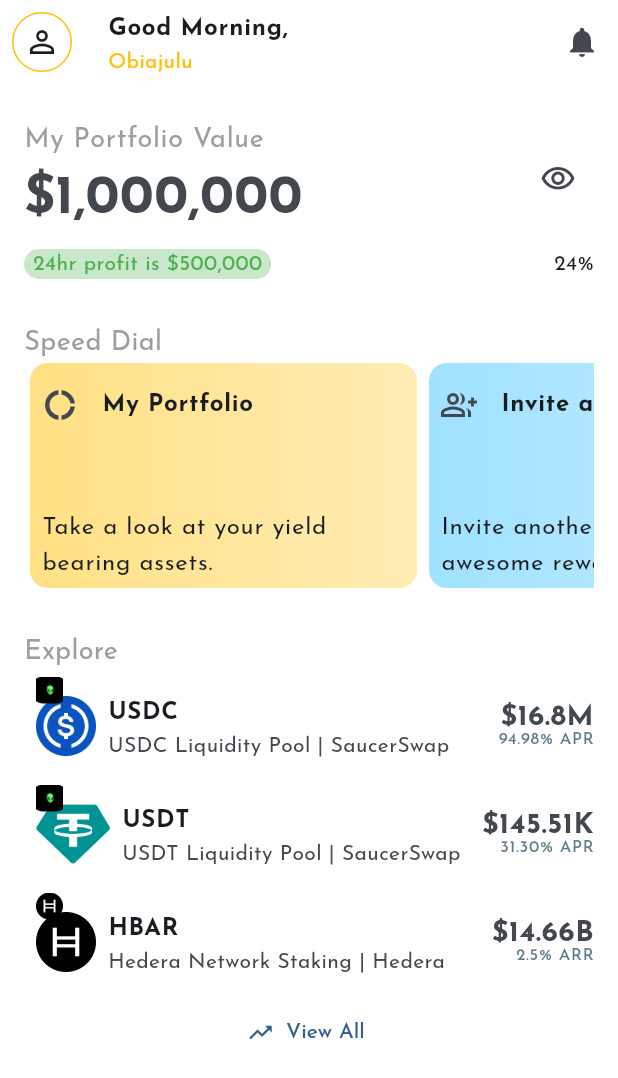
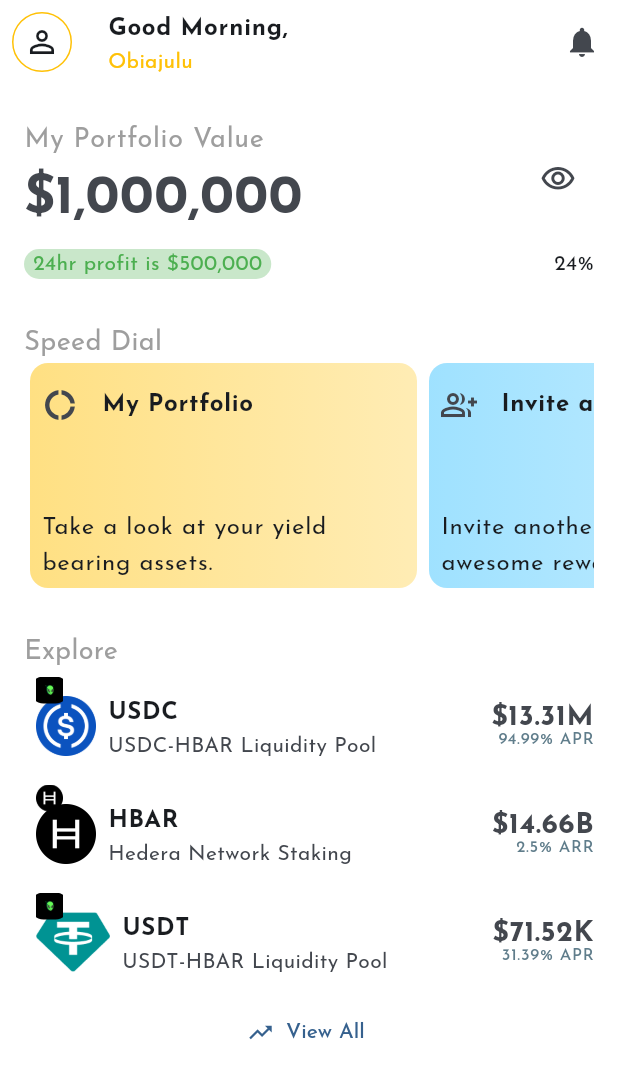
Before and after one commit to FerrousApp/Ferrous, a Flutter app: the HomePage screen opened directly, on a phone screen of 412 x 824 dp. Shown: the top 1078 px of the screen. Run offline on Flutter 3.47's test engine with Material 3 defaults, Android fonts, the phone set to English and light mode, and no system bars; our stand-ins replace fl_chart, flutter_riverpod, lottie, riverpod, shared_preferences; missing offline and left inert: flutter_displaymode; accounts and stored records are empty.

Commit message:
Commit 03-08-2025 17:48

```diff
--- /dev/null
+++ b/lib/misc/demo_data.dart
@@ -0,0 +1,92 @@
+class DemoAssetData {
+  final String logo;
+  final String badge;
+  final String ticker;
+  final String name;
+  final String totalValue;
+  final String returnOnInvestment;
+  final String overview;
+  final String providerName;
+  final String providerInfo;
+  final String disclaimer;
+  final String position;
+  final String positionValue;
+
+  DemoAssetData({
+    required this.logo,
+    required this.badge,
+    required this.ticker,
+    required this.name,
+    required this.totalValue,
+    required this.returnOnInvestment,
+    required this.overview,
+    required this.providerName,
+    required this.providerInfo,
+    required this.disclaimer,
+    required this.position,
+    required this.positionValue,
+  });
+}
+
+///
+final hederaStaking = DemoAssetData(
+  logo: "assets/logos/hedera.png",
+  badge: "assets/logos/hedera.png",
+  ticker: "HBAR",
+  name: "Hedera Network Staking",
+  totalValue: "\$14.66B",
+  returnOnInvestment: "2.5% ARR",
+  overview:
+      "Hedera offers liquid staking for HBAR holders, allowing you to earn rewards by staking your tokens to a consensus node without locking your funds. Your entire balance is staked automatically, and tokens remain accessible at all times. \n\nTo earn rewards, you must be staked to a node for at least 24 hours, the node must meet its minimum stake, and the global staking reward account must hold enough HBAR. When active, staking rewards can reach up to 2.5% annually. Rewards go to the final account in the chain unless redirected. Staking helps secure the network while giving you passive HBAR income - with no slashing, no lockup, and no complicated setup.",
+  providerName: "Hedera Hashgraph",
+  providerInfo:
+      "Hedera is a next-generation public distributed ledger that leverages a unique hashgraph consensus mechanism, offering high throughput, low fees, and finality within seconds. Unlike traditional blockchains, Hedera's design ensures fairness, scalability, and security at enterprise scale.\n\n"
+      "The network is governed by a council of global enterprises across diverse sectors, including some of the world's most trusted names such as Google, IBM, Boeing, LG, Deutsche Telekom, Dell, and Standard Bank. These companies actively support the network and participate in its decision-making, ensuring long-term reliability and real-world utility.\n\n"
+      "Staking on Hedera is non-custodial, meaning you retain ownership of your HBAR at all times. By delegating to a node, you help secure the network and earn passive rewards all without the risk of slashing or losing your funds.",
+  disclaimer:
+      "Returns are not guaranteed and may vary based on network conditions. Please do your own research before investing.",
+  position: "2,500 HBAR",
+  positionValue: "\u20A610,500",
+);
+
+final usdcHbarSaucerSwap = DemoAssetData(
+  logo: "assets/logos/usdc.png",
+  badge: "assets/logos/saucer.png",
+  ticker: "USDC",
+  name: "USDC-HBAR Liquidity Pool",
+  totalValue: "\$13.31M",
+  returnOnInvestment: "94.99% APR",
+  overview:
+      "The USDC/HBAR liquidity pool on SaucerSwap is a core part of the Hedera DeFi ecosystem. It's a pool of USDC and HBAR tokens locked in a smart contract that enables automated trading. This mechanism removes the need for a traditional order book, making it a key hub for converting a stablecoin into the network's native token. \n\nFor traders, this pool allows for instant token swaps. Users can trade their USDC for HBAR (or HBAR for USDC) at a price determined by the ratio of tokens within the pool. This process leverages Hedera's high transaction speed, minimal fees, and a fair transaction ordering system that helps prevent market manipulation. \n\nFor liquidity providers (LPs), this pool is an opportunity to earn passive income. By depositing an equal value of both USDC and HBAR, LPs enable these trades. In return, they receive a share of the trading fees collected from every swap. This can be further supplemented by additional token rewards from the SaucerSwap protocol itself.",
+  providerName: "Saucer Swap",
+  providerInfo:
+      "SaucerSwap is a decentralized exchange (DEX) built on the Hedera network, designed to provide fast, secure, and low-cost trading of digital assets. It utilizes an automated market maker (AMM) model, allowing users to trade tokens directly from their wallets without relying on a centralized order book. \n\nThe platform supports various liquidity pools, enabling users to earn fees by providing liquidity. SaucerSwap also integrates with Hedera's unique features, such as its high throughput and low transaction costs, making it an efficient choice for DeFi activities on the network.",
+  disclaimer:
+      "The primary risk for LPs is impermanent loss. This occurs when the price of the deposited tokens changes, resulting in the value of the LP's position being less than if they had simply held the assets outside of the pool. The rewards earned from fees and farming are meant to offset this potential loss.",
+  position: "\$200 USDC",
+  positionValue: "\u20A6300,000",
+);
+final usdtHbarSaucerSwap = DemoAssetData(
+  logo: "assets/logos/usdt.png",
+  badge: "assets/logos/saucer.png",
+  ticker: "USDT",
+  name: "USDT-HBAR Liquidity Pool",
+  totalValue: "\$71.52K",
+  returnOnInvestment: "31.39% APR",
+  overview:
+      "The USDT/HBAR liquidity pool on SaucerSwap is a core part of the Hedera DeFi ecosystem. It's a pool of USDT and HBAR tokens locked in a smart contract that enables automated trading. This mechanism removes the need for a traditional order book, making it a key hub for converting a stablecoin into the network's native token. \n\nFor traders, this pool allows for instant token swaps. Users can trade their USDT for HBAR (or HBAR for USDT) at a price determined by the ratio of tokens within the pool. This process leverages Hedera's high transaction speed, minimal fees, and a fair transaction ordering system that helps prevent market manipulation. \n\nFor liquidity providers (LPs), this pool is an opportunity to earn passive income. By depositing an equal value of both USDT and HBAR, LPs enable these trades. In return, they receive a share of the trading fees collected from every swap. This can be further supplemented by additional token rewards from the SaucerSwap protocol itself.",
+  providerName: "Saucer Swap",
+  providerInfo:
+      "'SaucerSwap is a decentralized exchange (DEX) built on the Hedera network, designed to provide fast, secure, and low-cost trading of digital assets. It utilizes an automated market maker (AMM) model, allowing users to trade tokens directly from their wallets without relying on a centralized order book. \n\nThe platform supports various liquidity pools, enabling users to earn fees by providing liquidity. SaucerSwap also integrates with Hedera's unique features, such as its high throughput and low transaction costs, making it an efficient choice for DeFi activities on the network.",
+  disclaimer:
+      "The primary risk for LPs is impermanent loss. This occurs when the price of the deposited tokens changes, resulting in the value of the LP's position being less than if they had simply held the assets outside of the pool. The rewards earned from fees and farming are meant to offset this potential loss.",
+  position: "\$500 USDT",
+  positionValue: "\u20A6750,000",
+);
+
+///
+final List<DemoAssetData> demoAssets = [
+  usdcHbarSaucerSwap,
+  hederaStaking,
+  usdtHbarSaucerSwap,
+];
--- a/lib/pages/home/components.dart/speed_dial_tile.dart
+++ b/lib/pages/home/components.dart/speed_dial_tile.dart
@@ -38,7 +38,9 @@
           ],
         ),
       ),
-      child: GestureDetector(
+      child: InkWell(
+        splashColor: Colors.transparent,
+        highlightColor: Colors.transparent,
         onTap: onTap,
         child: Column(
           children: [
@@ -71,5 +73,3 @@
     );
   }
 }
-
-List<SpeedDialTile> speedDialItems = [];
--- a/lib/pages/home/home.dart
+++ b/lib/pages/home/home.dart
@@ -1,9 +1,11 @@
 import 'dart:async';
 
+import 'package:ferrous/misc/demo_data.dart';
 import 'package:ferrous/pages/asset/asset.dart';
 import 'package:ferrous/pages/home/components.dart/explore_list_tile.dart';
 import 'package:ferrous/pages/home/components.dart/speed_dial_tile.dart';
 import 'package:ferrous/pages/investments/investments.dart';
+import 'package:ferrous/pages/portfolio/portfolio.dart';
 import 'package:ferrous/pages/profile/profile.dart';
 import 'package:flutter/material.dart';
 import 'package:flutter_riverpod/flutter_riverpod.dart';
@@ -40,17 +42,17 @@
     }
     setState(() {});
 
-    try {
+    // try {
     // _pageController.jumpToPage(0) ;
     await _pageController.animateToPage(
       _currentPage,
       duration: const Duration(milliseconds: 500),
       curve: Curves.easeInOut,
     );
-    } catch (e) {
-      // this is to avoid the error of doing an action while the controller is animating
-      debugPrint('Error animating to page: $e');
-    }
+    // } catch (e) {
+    //   // this is to avoid the error of doing an action while the controller is animating
+    //   debugPrint('Error animating to page: $e');
+    // }
   }
 
   @override
@@ -61,39 +63,25 @@
 
   @override
   Widget build(BuildContext context) {
-    List<ExploreListTile> exploreItems = [
-      ExploreListTile(
-        badgePath: "assets/logos/saucer.png",
-        imagePath: "assets/logos/usdc.png",
-        title: "USDC",
-        subtitle: "USDC Liquidity Pool | SaucerSwap",
-        assetValue: "\$16.8M",
-        apy: "94.98% APR",
+    final exploreItems = demoAssets
+        .map(
+          (asset) => ExploreListTile(
+            badgePath: asset.badge,
+            imagePath: asset.logo,
+            title: asset.ticker,
+            subtitle: asset.name,
+            assetValue: asset.totalValue,
+            apy: asset.returnOnInvestment,
             onTap: () {
               Navigator.of(context).push(
                 MaterialPageRoute(
-              builder: (context) => const AssetDetailPage(),
+                  builder: (context) => AssetDetailPage(assetData: asset),
                 ),
               );
             },
           ),
-      ExploreListTile(
-        badgePath: "assets/logos/saucer.png",
-        imagePath: "assets/logos/usdt.png",
-        title: "USDT",
-        subtitle: "USDT Liquidity Pool | SaucerSwap",
-        assetValue: "\$145.51K",
-        apy: "31.30% APR",
-      ),
-      ExploreListTile(
-        badgePath: "assets/logos/hedera.png",
-        imagePath: "assets/logos/hedera.png",
-        title: "HBAR",
-        subtitle: "Hedera Network Staking | Hedera",
-        assetValue: "\$14.66B",
-        apy: "2.5% ARR",
-      ),
-    ];
+        )
+        .toList();
 
     ///
     return Scaffold(
@@ -226,7 +214,13 @@
                 if (index == 0) {
                   return SpeedDialTile(
                     color: Colors.amber,
-                    onTap: () {},
+                    onTap: () {
+                      Navigator.of(context).push(
+                        MaterialPageRoute(
+                          builder: (context) => PortfolioPage(),
+                        ),
+                      );
+                    },
                     leading: Icon(
                       Icons.donut_large_outlined,
                     ),
--- a/lib/pages/invest/invest.dart
+++ b/lib/pages/invest/invest.dart
@@ -78,7 +78,7 @@
                       );
                     },
                     title: Text(
-                      "\$300,000,20.00",
+                      "\$1,000,000",
                       textAlign: TextAlign.center,
                       style: TextStyle(
                         fontWeight: FontWeight.bold,
--- a/lib/pages/investments/investments.dart
+++ b/lib/pages/investments/investments.dart
@@ -103,6 +103,7 @@
         body: Padding(
           padding: const EdgeInsets.all(16.0),
           child: TabBarView(
+
             children: [
               for (int tabIndex = 0;
                   tabIndex < InvestmentsPage._tabOptions.length;
```
Also changed, not shown: lib/pages/asset/asset.dart (+104 -18 lines), lib/pages/balance/balance.dart (+9 -2 lines), lib/pages/home/components.dart/explore_list_tile.dart (+12 -0 lines), lib/pages/portfolio/portfolio.dart (+15 -7 lines), 1 other file. Lines whose indentation alone changed are shown as unchanged.
